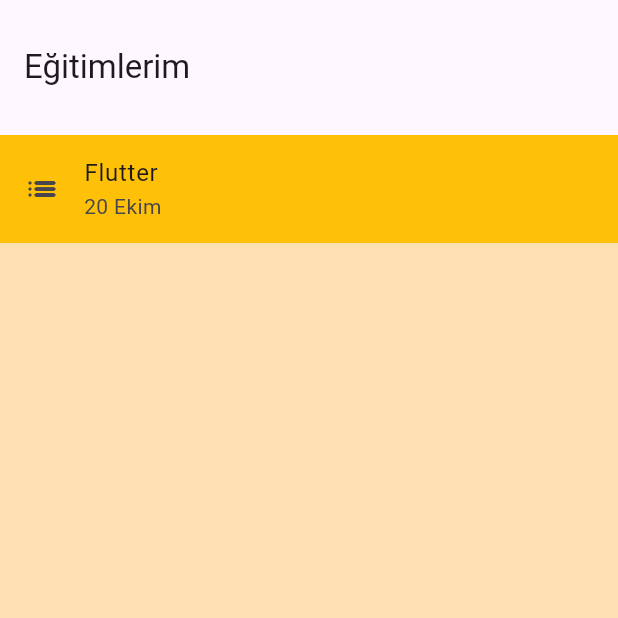
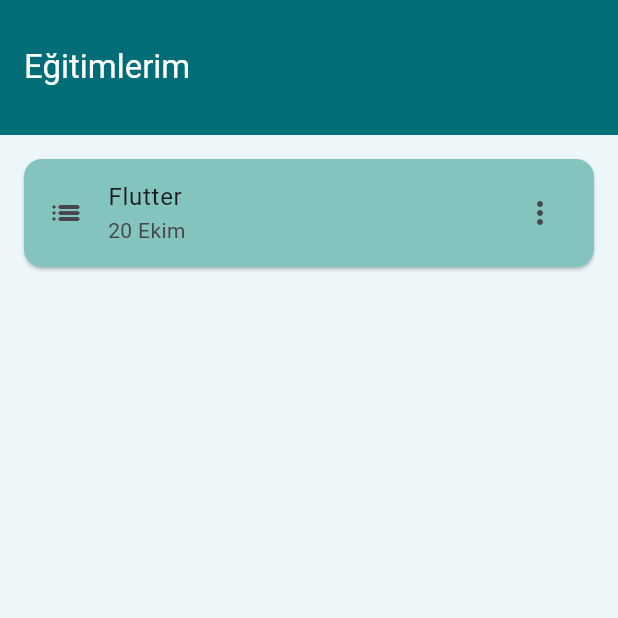
Before and after one commit to selinguz/courses_app, a Flutter app: the screen it shows after launch, on a phone screen of 412 x 824 dp, the top half of it. Run offline on Flutter 3.47's test engine with Material 3 defaults, Android fonts, the phone set to English and light mode, and no system bars; our stand-ins replace cloud_firestore, firebase_core; accounts and stored records are empty.

Commit message:
card görünümünde düzenlemeler yapıldı, listeleme görseli düzeltildi

```diff
--- a/lib/main.dart
+++ b/lib/main.dart
@@ -31,7 +31,9 @@ class MyApp extends StatefulWidget {
 }
 
 class _MyAppState extends State<MyApp> {
-  //final String docName= ' ';
+  static const appBarColor = Color(0xFF006d77);
+  static const scaffoldColor = Color(0xfFedf6f9);
+
   CollectionReference courses =
       FirebaseFirestore.instance.collection('courses');
 
@@ -40,30 +42,41 @@ class _MyAppState extends State<MyApp> {
     return MaterialApp(
       home: SafeArea(
         child: Scaffold(
-          backgroundColor: Colors.orange[100],
+          backgroundColor: scaffoldColor,
           appBar: AppBar(
+            backgroundColor: appBarColor,
             toolbarHeight: 90.0,
-            title: Text('Eğitimlerim'),
+            title: Text('Eğitimlerim',style: TextStyle(color: Colors.white),),
           ),
-          body: Column(
+          body: Padding(
+            padding: const EdgeInsets.only(top:12.0,left:12.0,right: 12.0),
+            child: ColoredBox(
+              color: Color(0xFFedf6f9),
+              child: Column(
                 children: [
                   StreamBuilder<QuerySnapshot>(
                     stream: courses.snapshots(),
                     builder: (context, snapshot) {
                       if (snapshot.hasData) {
                         return ListView.separated(
-                      separatorBuilder: (BuildContext context, int index) => new Divider(),
+                          separatorBuilder: (BuildContext context, int index) => const Divider(),
                           shrinkWrap: true,
                           itemCount: snapshot.data!.docs.length,
                           itemBuilder: (context, index) {
-                        return ListTile(
-                          tileColor: Colors.amber,
+                            return Card(
+                              color: Color(0xFF83c5be),
+                              shape: RoundedRectangleBorder(borderRadius:
+                              BorderRadius.circular(12.0)),
+                              child: ListTile(
+                                //tileColor: Color(0xFFDCB6D5),
                                 leading: const Icon(
                                   Icons.list_rounded,
                                 ),
                                 title: Text(snapshot.data!.docs[index]['name']),
                                 subtitle:
                                     Text(snapshot.data!.docs[index]['deadline']),
+                                trailing: Icon(Icons.more_vert),
+                              ),
                             );
                           },
                         );
@@ -76,6 +89,8 @@ class _MyAppState extends State<MyApp> {
               ),
             ),
           ),
+        ),
+      ),
     );
   }
 }
```
Lines whose indentation alone changed are shown as unchanged.
